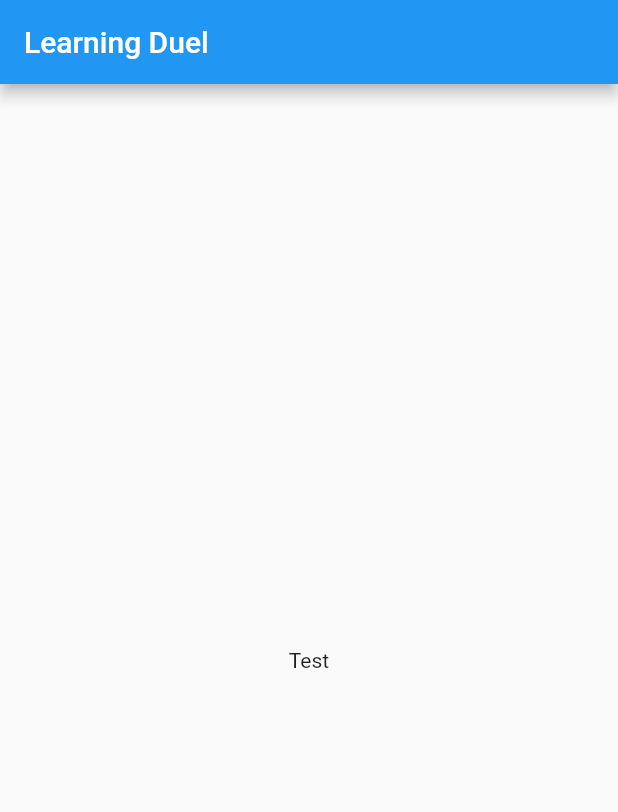
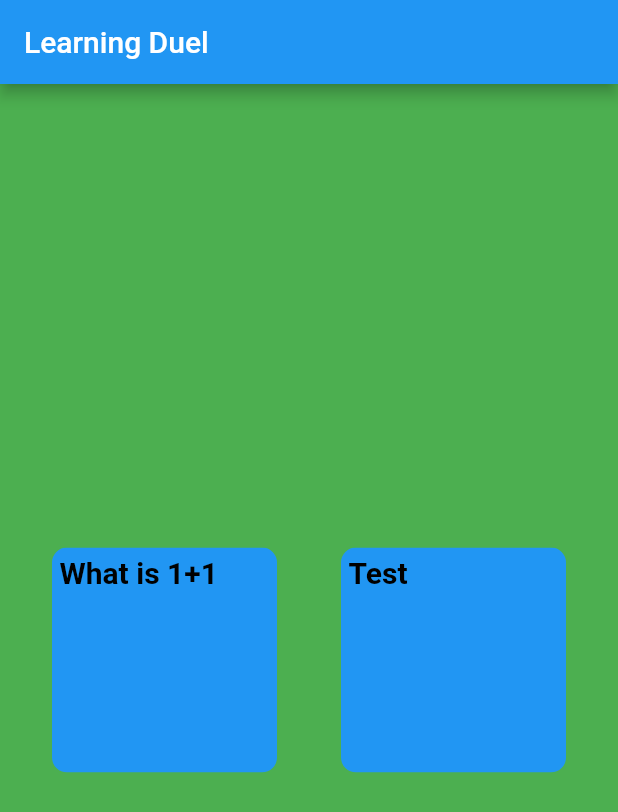
Before and after one commit to elegist/learning_duel, a Flutter app: the screen it shows after launch, on a phone screen of 412 x 824 dp. Shown: the top 812 px of the screen. Run offline on Flutter 3.47's test engine with Material 2 defaults, Android fonts, the light colour scheme and no system bars.

Commit message:
Basic card class with simple tap detectors

```diff
--- /dev/null
+++ b/lib/card.dart
@@ -0,0 +1,36 @@
+import 'package:flutter/material.dart';
+
+//implementing the gesture detector inside this class?
+
+class MyCard extends StatelessWidget {
+  MyCard({Key? key, this.question}) : super (key: key);
+  final question;
+
+  Widget build(BuildContext context) {
+    return Padding(
+      padding: const EdgeInsets.all(8.0),
+      child: ClipRRect(
+        borderRadius: BorderRadius.circular(10),
+        child: Container(
+          padding: EdgeInsets.all(5.0),
+          color: Colors.blue,
+          height: 150,
+          width: 150,
+          child: Center(
+            child: Column(
+              mainAxisAlignment: MainAxisAlignment.spaceBetween,
+              children: [
+                Row(
+                  children: [
+                    Text(
+                      question,
+                      style: TextStyle(fontSize: 20, fontWeight: FontWeight.bold, color: Colors.black),
+                    )
+                  ],
+                )
+              ],
+            ),
+          ),),)
+    );
+  }
+}
--- a/lib/main.dart
+++ b/lib/main.dart
@@ -1,4 +1,5 @@
 import 'package:flutter/material.dart';
+import 'card.dart';
 
 void main() => runApp(MyApp());
 
@@ -7,14 +8,48 @@ class MyApp extends StatelessWidget {
   Widget build(BuildContext context) {
     return MaterialApp(
       title: 'Learning Duel',
-      home: Scaffold(
+      home: Homepage(),
+    );
+  }
+}
+
+class Homepage extends StatelessWidget {
+  const Homepage({ Key? key }) : super(key: key);
+
+  @override
+  Widget build(BuildContext context) {
+    return Scaffold(
+        backgroundColor: Colors.green,
         appBar: AppBar(
           title: const Text('Learning Duel'), //hallo Test
         ),
-        body: const Center(
-          child: Text('Test'),
+        body: Center(
+          child: GestureDetector(
+            onTap: () {
+              showDialog(
+                context: context,
+                builder: (BuildContext context){
+                  return AlertDialog(
+                    title: new Text("Message"),
+                    content: new Text("Content"),
+                    actions: <Widget>[
+                      new TextButton(onPressed: (){Navigator.of(context).pop();}, child: new Text("close"))
+                    ]
+                  );
+                }
+              );
+            },
+            child: Container(
+              child: Row(
+                mainAxisAlignment: MainAxisAlignment.spaceEvenly,
+                children: [
+                  MyCard(question: "What is 1+1",),
+                  MyCard(question: "Test",)
+                ],
+              ),
+            )
+          )
         ),
-      ),
-    );
+      );
   }
 }
```
Also changed, not shown: pubspec.lock.
